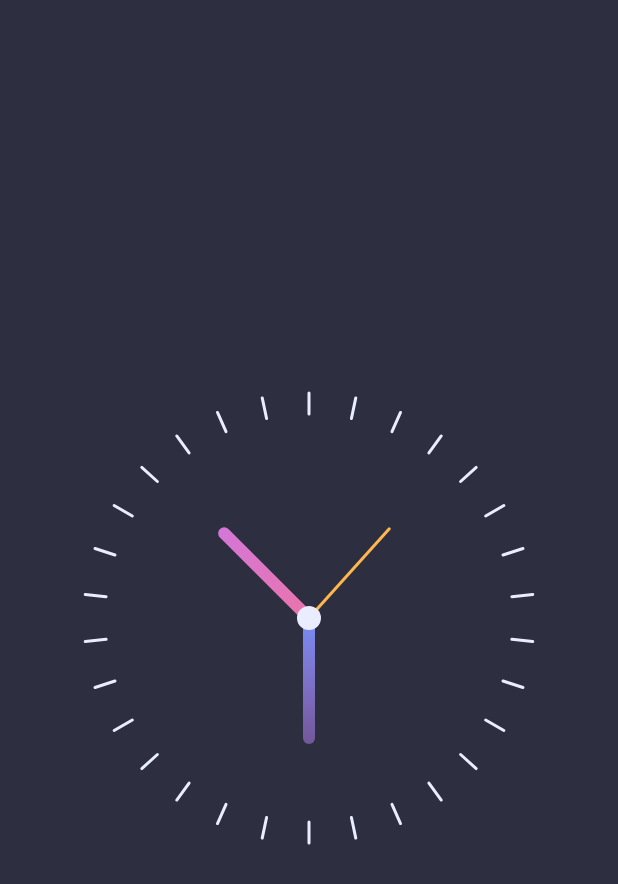
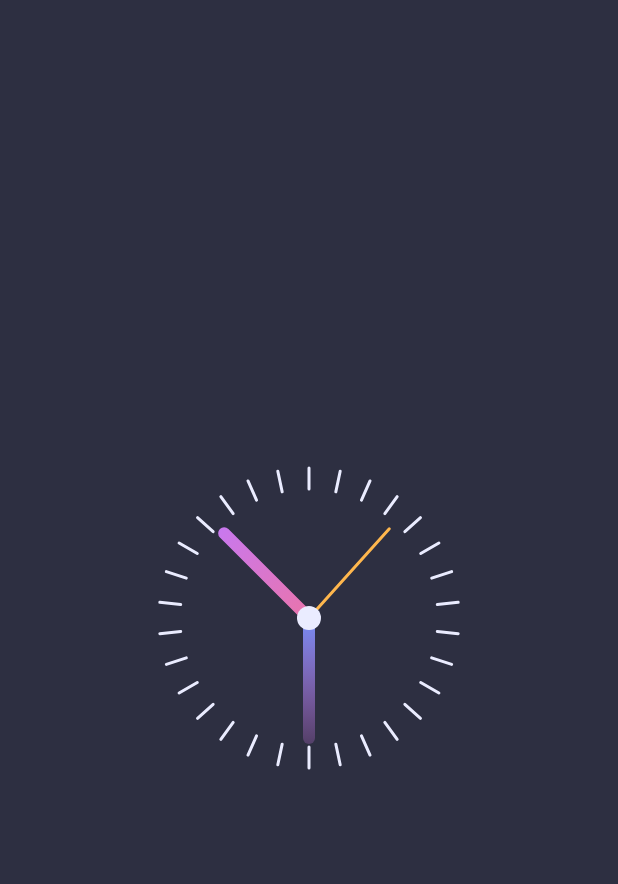
Before and after one commit to ACEKNOXX/flutter_clock_app, a Flutter app: the screen it shows after launch, on a phone screen of 412 x 824 dp. Shown: the top 884 px of the screen. Run offline on Flutter 3.47's test engine with Material 2 defaults, Android fonts, the phone set to English and light mode, and no system bars.

Commit message:
rearranged the clock layout ui

```diff
--- a/lib/screens/clockView.dart
+++ b/lib/screens/clockView.dart
@@ -20,16 +20,32 @@ class _ClockViewState extends State<ClockView> {
   @override
   Widget build(BuildContext context) {
     return Container(
-      width: 300.0,
-      height: 300.0,
+
         // color: Colors.redAccent,
+        child: Column(mainAxisAlignment: MainAxisAlignment.center, children: [
+      //  Center(child: Padding(
+      //   padding: const EdgeInsets.all(8.0),
+      //   child: Text("Clock App",style:TextStyle(color:Colors.white,fontSize:30.0),),
+      // )),
+
+      Expanded(
+        child: Row(
+          mainAxisAlignment: MainAxisAlignment.center,
+          children: [
+            Container(
+              width: 200.0,
+              height: 200.0,
               child: Transform.rotate(
                 angle: -pi / 2,
                 child: CustomPaint(
                   painter: ClockPainter(),
                 ),
               ),
-    );
+            ),
+          ],
+        ),
+      ),
+    ]));
   }
 }
 
@@ -45,7 +61,6 @@ class ClockPainter extends CustomPainter {
     var fillBrush = Paint()
       // ..color = Color(0xFF444974);
       ..color = Color(0xFF2D2F41);
-
 
     var outlineBrush = Paint()
       // ..color = Color(0xFFe0e0e0)
@@ -102,6 +117,7 @@ class ClockPainter extends CustomPainter {
 
     var outerCircleRadius = radius;
     var innerCircleRadius = radius - 14;
+
     for (double i = 0; i < 360; i += 12) {
       var x1 = centerX + outerCircleRadius * cos(i * pi / 180);
       var y1 = centerX + outerCircleRadius * sin(i * pi / 180);
@@ -109,6 +125,8 @@ class ClockPainter extends CustomPainter {
       var x2 = centerX + innerCircleRadius * cos(i * pi / 180);
       var y2 = centerX + innerCircleRadius * sin(i * pi / 180);
       canvas.drawLine(Offset(x1, y1), Offset(x2, y2), dashBrush);
+
+
     }
   }
 
```
Lines whose indentation alone changed are shown as unchanged.
